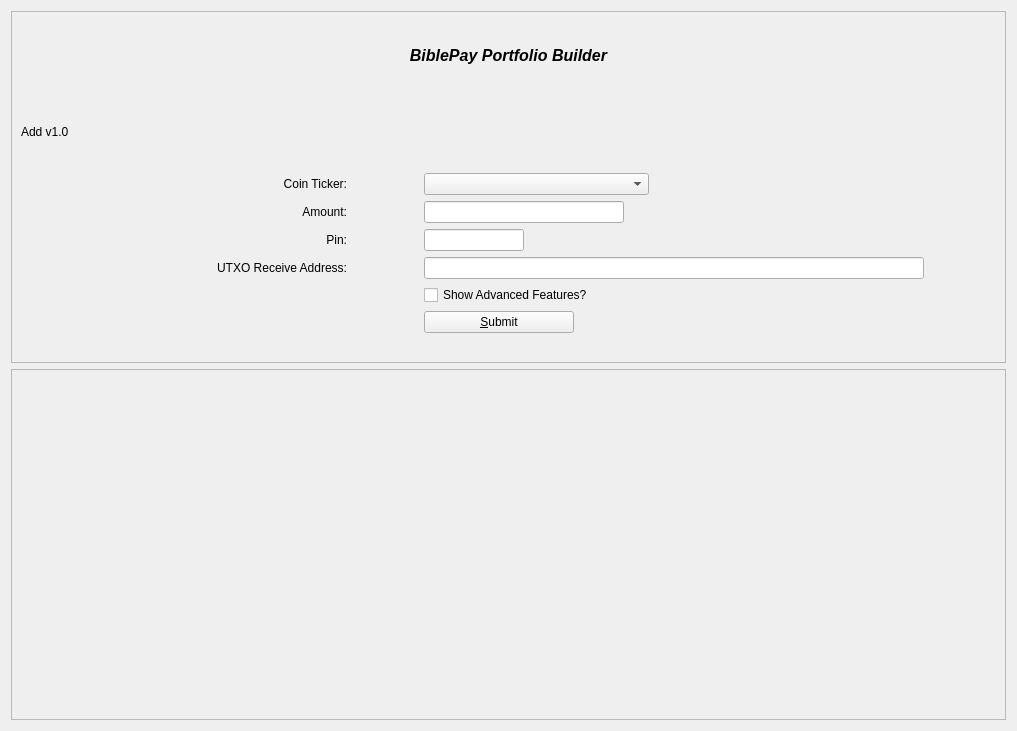
Above: src/qt/forms/utxodialog.ui from biblepay/biblepay before the change. Below: the same form after it.
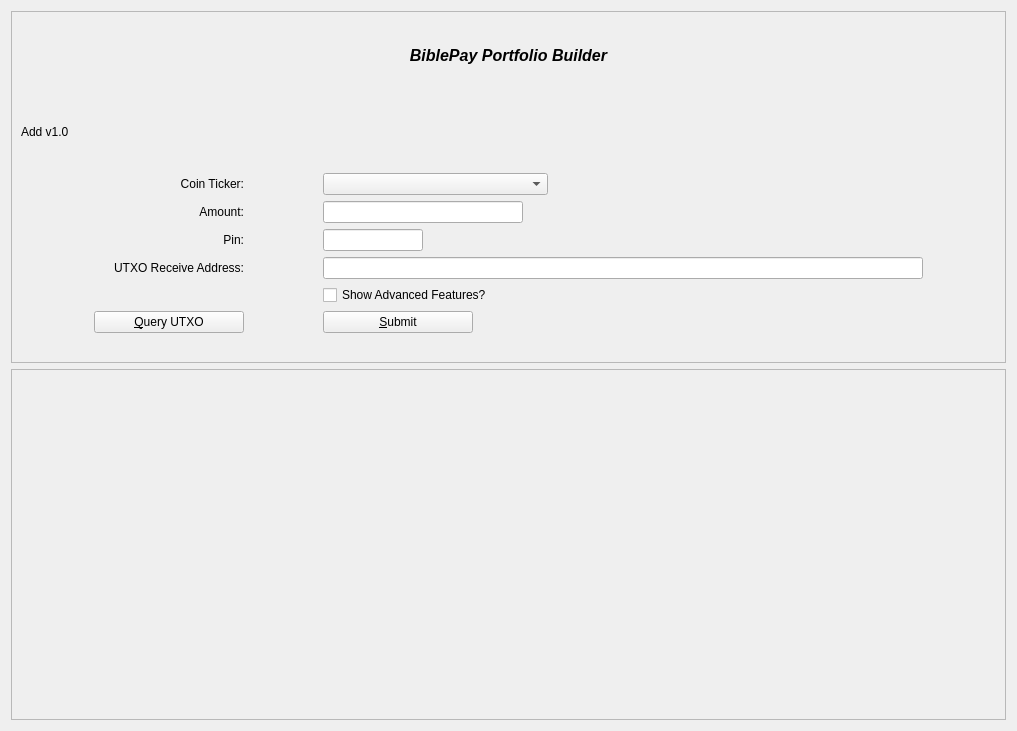
That is the form after the change.

Patch:
```diff
--- a/src/qt/forms/utxodialog.ui
+++ b/src/qt/forms/utxodialog.ui
@@ -48,33 +48,43 @@
       </item>
       <item>
        <layout class="QGridLayout" name="gridLayout">
-        <item row="9" column="1">
-         <widget class="QPushButton" name="btnSubmit">
-          <property name="minimumSize">
-           <size>
-            <width>150</width>
-            <height>0</height>
-           </size>
-          </property>
+        <item row="9" column="2">
+         <widget class="QCheckBox" name="chkAdvanced">
           <property name="maximumSize">
            <size>
-            <width>150</width>
+            <width>777</width>
             <height>16777215</height>
            </size>
           </property>
           <property name="text">
-           <string>&amp;Submit</string>
+           <string>Show Advanced Features?</string>
           </property>
          </widget>
         </item>
-        <item row="9" column="0">
+        <item row="6" column="2">
+         <widget class="QLineEdit" name="txtPin">
+          <property name="maximumSize">
+           <size>
+            <width>100</width>
+            <height>16777215</height>
+           </size>
+          </property>
+          <property name="toolTip">
+           <string>This is the pin corresponding to your receive address.  You may send an amount with a suffix of this pin, for example to send 1000 Doge with a pin of 12345, send 1000.12345 or 1000.012345 or 1000.00012345.</string>
+          </property>
+          <property name="readOnly">
+           <bool>true</bool>
+          </property>
+         </widget>
+        </item>
+        <item row="10" column="0">
          <widget class="QLabel" name="label_7">
           <property name="text">
            <string/>
           </property>
          </widget>
         </item>
-        <item row="6" column="0">
+        <item row="7" column="0">
          <widget class="QLabel" name="label_213">
           <property name="maximumSize">
            <size>
@@ -93,11 +103,11 @@
           </property>
          </widget>
         </item>
-        <item row="6" column="1">
+        <item row="7" column="2">
          <widget class="QLineEdit" name="txtAddress">
           <property name="maximumSize">
            <size>
-            <width>500</width>
+            <width>600</width>
             <height>16777215</height>
            </size>
           </property>
@@ -125,7 +135,7 @@
           </property>
          </widget>
         </item>
-        <item row="3" column="1">
+        <item row="3" column="2">
          <widget class="QComboBox" name="cmbTicker">
           <property name="maximumSize">
            <size>
@@ -157,7 +167,7 @@
           </property>
          </widget>
         </item>
-        <item row="4" column="1">
+        <item row="4" column="2">
          <widget class="QLineEdit" name="txtAmount">
           <property name="maximumSize">
            <size>
@@ -173,7 +183,7 @@
           </property>
          </widget>
         </item>
-        <item row="5" column="0">
+        <item row="6" column="0">
          <widget class="QLabel" name="label_912">
           <property name="toolTip">
            <string>Pin</string>
@@ -189,49 +199,58 @@
           </property>
          </widget>
         </item>
-        <item row="5" column="1">
-         <widget class="QLineEdit" name="txtPin">
-          <property name="maximumSize">
-           <size>
-            <width>100</width>
-            <height>16777215</height>
-           </size>
-          </property>
-          <property name="toolTip">
-           <string>This is the pin corresponding to your receive address.  You may send an amount with a suffix of this pin, for example to send 1000 Doge with a pin of 12345, send 1000.12345 or 1000.012345 or 1000.00012345.</string>
-          </property>
-          <property name="readOnly">
-           <bool>true</bool>
-          </property>
-         </widget>
-        </item>
-        <item row="8" column="1">
-         <widget class="QCheckBox" name="chkAdvanced">
-          <property name="maximumSize">
-           <size>
-            <width>777</width>
-            <height>16777215</height>
-           </size>
-          </property>
-          <property name="text">
-           <string>Show Advanced Features?</string>
-          </property>
-         </widget>
-        </item>
-        <item row="10" column="0">
+        <item row="14" column="0">
          <widget class="QLabel" name="lblInfoPre">
           <property name="text">
            <string/>
           </property>
          </widget>
         </item>
-        <item row="10" column="1">
+        <item row="14" column="2">
          <widget class="QLabel" name="lblInfo">
           <property name="text">
            <string/>
           </property>
          </widget>
         </item>
+        <item row="10" column="0">
+         <widget class="QPushButton" name="btnQuery">
+          <property name="minimumSize">
+           <size>
+            <width>150</width>
+            <height>0</height>
+           </size>
+          </property>
+          <property name="maximumSize">
+           <size>
+            <width>150</width>
+            <height>16777215</height>
+           </size>
+          </property>
+          <property name="text">
+           <string>&amp;Query UTXO</string>
+          </property>
+         </widget>
+        </item>
+        <item row="10" column="2">
+         <widget class="QPushButton" name="btnSubmit">
+          <property name="minimumSize">
+           <size>
+            <width>150</width>
+            <height>0</height>
+           </size>
+          </property>
+          <property name="maximumSize">
+           <size>
+            <width>150</width>
+            <height>16777215</height>
+           </size>
+          </property>
+          <property name="text">
+           <string>&amp;Submit</string>
+          </property>
+         </widget>
+        </item>
        </layout>
       </item>
      </layout>
```
Left out of the diff: 1 changed line with no effect on the pictures.
